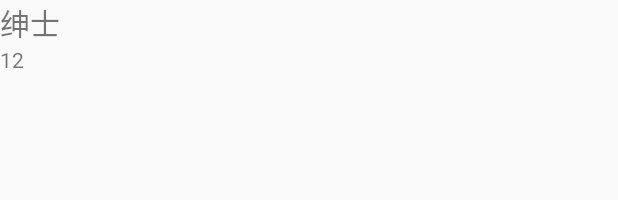
After one commit to ZHJeongho/AndroidDemo, an Android app: the layout item_audio.xml on its own in the app's theme, with its tools: preview values and no code run, on a phone screen of 412 x 824 dp. The commit adds this screen. Shown: the top 200 px of the screen. Run offline under Robolectric (Android 15) with nearby library versions, the phone set to English and light mode, and no system bars.

Commit message:
add part of Audio Test

```diff
--- a/AndroidDemo/app/src/main/java/com/jeongho/androiddemo/activity/MainActivity.java
+++ b/AndroidDemo/app/src/main/java/com/jeongho/androiddemo/activity/MainActivity.java
@@ -61,6 +61,7 @@ public class MainActivity extends BaseActivity {
 
     private FloatingActionButton mSMSFab;
     private FloatingActionButton mCameraFab;
+    private FloatingActionButton mMediaFab;
 
     private NetworkChangeReceiver mNetworkChangeReceiver;
 
@@ -105,6 +106,8 @@ public class MainActivity extends BaseActivity {
 
         mCameraFab = (FloatingActionButton) findViewById(R.id.fab_camera);
         mCameraFab.setOnClickListener(this);
+        mMediaFab = (FloatingActionButton) findViewById(R.id.fab_media);
+        mMediaFab.setOnClickListener(this);
 
     }
 
@@ -180,6 +183,9 @@ public class MainActivity extends BaseActivity {
                 break;
             case R.id.fab_camera:
                 CameraActivity.startAction(this);
+                break;
+            case R.id.fab_media:
+                MediaActivity.startAction(this);
                 break;
         }
     }
--- /dev/null
+++ b/AndroidDemo/app/src/main/res/layout/item_audio.xml
@@ -0,0 +1,18 @@
+<?xml version="1.0" encoding="utf-8"?>
+<RelativeLayout xmlns:android="http://schemas.android.com/apk/res/android"
+              android:orientation="vertical"
+              android:layout_width="match_parent"
+              android:layout_height="match_parent">
+    <TextView
+        android:id="@+id/tv_audio_name"
+        android:layout_width="wrap_content"
+        android:layout_height="wrap_content"
+        android:textSize="20sp"
+        android:text="绅士"/>
+    <TextView
+        android:id="@+id/tv_audio_id"
+        android:layout_below="@id/tv_audio_name"
+        android:layout_width="wrap_content"
+        android:layout_height="wrap_content"
+        android:text="12"/>
+</RelativeLayout>
```
Also changed, not shown: AndroidDemo/app/src/main/java/com/jeongho/androiddemo/activity/MediaActivity.java (added, +61 -0 lines), AndroidDemo/app/src/main/java/com/jeongho/androiddemo/adapter/AudioAdapter.java (added, +53 -0 lines), AndroidDemo/app/src/main/java/com/jeongho/androiddemo/bean/AudioBean.java (added, +7 -0 lines), AndroidDemo/app/src/main/res/layout/activity_main.xml (+8 -0 lines), AndroidDemo/app/src/main/res/layout/activity_media.xml (added, +31 -0 lines).
